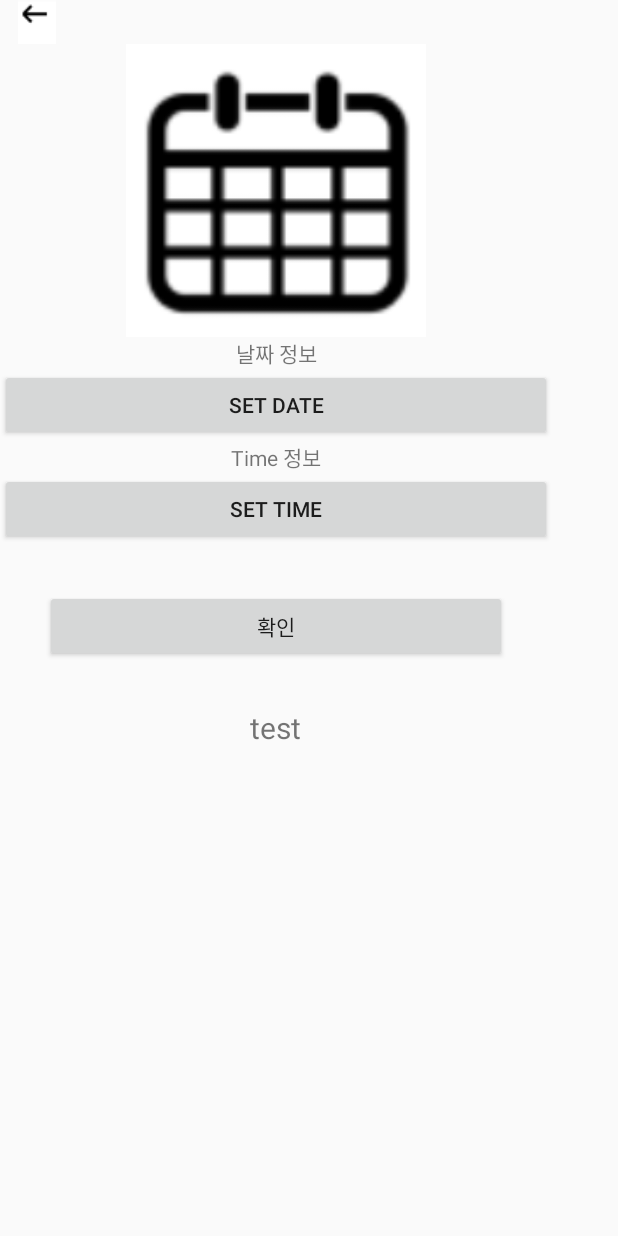
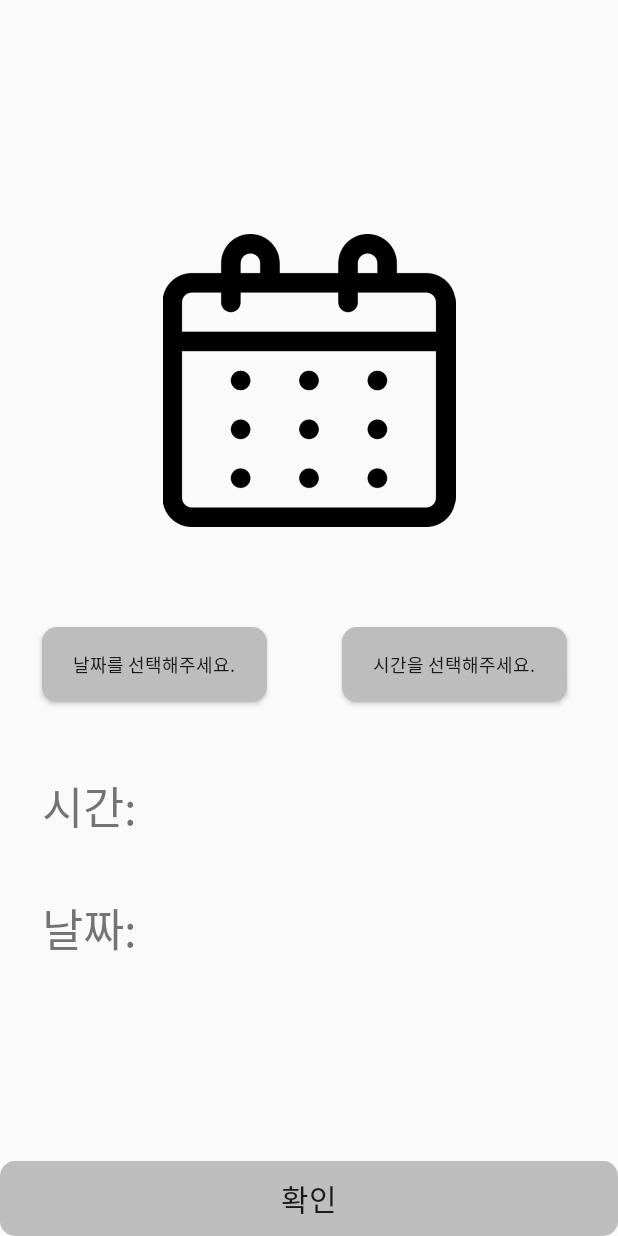
Before and after one commit to JongHoP/Gold_been_time, an Android app: the DayMainActivity screen opened directly, with no data from a screen before it, on a phone screen of 412 x 824 dp. Run offline under Robolectric (Android 15) with nearby library versions, the light colour scheme and no system bars.

Commit message:
날짜,시간 선태 레이아웃 수정

```diff
--- a/TestSplash/app/src/main/java/com/example/testsplash/DayMainActivity.java
+++ b/TestSplash/app/src/main/java/com/example/testsplash/DayMainActivity.java
@@ -60,8 +60,8 @@ public class DayMainActivity extends AppCompatActivity{
                             public void onTimeSet(TimePicker view, int hourOfDay, int minute) {
                                 TextView textView_time = (TextView)findViewById(R.id.textView_time);
 
-                                String time = "Hour: " + String.valueOf(hourOfDay) + "\n"
-                                        + "Minute: " + String.valueOf(minute);
+                                String time =  String.valueOf(hourOfDay) + "시 "
+                                         + String.valueOf(minute) + "분";
                                 Toast.makeText(DayMainActivity.this, time, Toast.LENGTH_LONG).show();
                                 textView_time.setText(time);
                             }
--- a/TestSplash/app/src/main/res/drawable/buttoncustom.xml
+++ b/TestSplash/app/src/main/res/drawable/buttoncustom.xml
@@ -5,7 +5,7 @@
     <solid
         android:color="@color/white_gray_color"/>
     <stroke
-        android:width="1dp"
+
         android:color="@color/black" />
     <size
         android:width="36dp"
--- a/TestSplash/app/src/main/res/layout/dayactivity_main.xml
+++ b/TestSplash/app/src/main/res/layout/dayactivity_main.xml
@@ -1,70 +1,141 @@
 <?xml version="1.0" encoding="utf-8"?>
-
-
-<LinearLayout xmlns:android="http://schemas.android.com/apk/res/android"
+<androidx.constraintlayout.widget.ConstraintLayout xmlns:android="http://schemas.android.com/apk/res/android"
     xmlns:app="http://schemas.android.com/apk/res-auto"
     xmlns:tools="http://schemas.android.com/tools"
 android:id="@+id/layout"
-android:layout_width="368dp"
-android:layout_height="wrap_content"
+android:layout_width="match_parent"
+android:layout_height="match_parent"
 android:orientation="vertical"
 tools:layout_editor_absoluteX="8dp"
 tools:layout_editor_absoluteY="8dp">
 
     <ImageView
-        android:layout_width="49dp"
-        android:layout_height="match_parent"
-        android:gravity="left"
-        android:src="@drawable/back" />
-
-    <ImageView
         android:layout_width="match_parent"
         android:layout_height="195dp"
-        android:src="@drawable/cal2"
-        />
+        android:src="@drawable/calender"
+        app:layout_constraintBottom_toBottomOf="parent"
+        app:layout_constraintHorizontal_bias="0.0"
+        app:layout_constraintLeft_toLeftOf="parent"
+        app:layout_constraintRight_toRightOf="parent"
+        app:layout_constraintTop_toTopOf="parent"
+        app:layout_constraintVertical_bias="0.248" />
+
+    <!--android:onClick="to_pedometer_Layout"-->
+
     <TextView
         android:id="@+id/textView_date"
-        android:layout_width="match_parent"
+        android:layout_width="350dp"
         android:layout_height="wrap_content"
         android:gravity="center"
-        android:text="날짜 정보" />
+        android:text=""
+        android:textColor="@color/black"
+        android:textSize="30sp"
+        android:textStyle="bold"
+        app:layout_constraintBottom_toBottomOf="parent"
+        app:layout_constraintHorizontal_bias="1.0"
+        app:layout_constraintLeft_toLeftOf="parent"
+        app:layout_constraintRight_toRightOf="parent"
+        app:layout_constraintTop_toTopOf="parent"
+        app:layout_constraintVertical_bias="0.661" />
 
     <Button
         android:id="@+id/btn_selectDate"
-        android:layout_width="match_parent"
+        android:layout_width="150dp"
         android:layout_height="wrap_content"
-        android:text="Set Date"/>
+        android:background="@drawable/buttoncustom"
+        android:text="날짜를 선택해주세요."
+        android:textSize="12dp"
+        app:layout_constraintBottom_toBottomOf="parent"
+        app:layout_constraintHorizontal_bias="0.107"
+        app:layout_constraintLeft_toLeftOf="parent"
+        app:layout_constraintRight_toRightOf="parent"
+        app:layout_constraintTop_toTopOf="parent"
+        app:layout_constraintVertical_bias="0.54" />
 
     <TextView
         android:id="@+id/textView_time"
-        android:layout_width="match_parent"
+        android:layout_width="350dp"
         android:layout_height="wrap_content"
         android:gravity="center"
-        android:text="Time 정보" />
+        android:text=""
+        android:textColor="@color/black"
+        android:textSize="30sp"
+        android:textStyle="bold"
+        app:layout_constraintBottom_toBottomOf="parent"
+        app:layout_constraintHorizontal_bias="1.0"
+        app:layout_constraintLeft_toLeftOf="parent"
+        app:layout_constraintRight_toRightOf="parent"
+        app:layout_constraintTop_toTopOf="parent"
+        app:layout_constraintVertical_bias="0.765" />
 
     <Button
-    android:id="@+id/btn_time"
-    android:layout_width="match_parent"
-    android:layout_height="wrap_content"
-    android:text="Set Time"/>
-
+        android:id="@+id/btn_time"
+        android:layout_width="150dp"
+        android:layout_height="wrap_content"
+        android:background="@drawable/buttoncustom"
+        android:text="시간을 선택해주세요."
+        android:textSize="12dp"
+        app:layout_constraintBottom_toBottomOf="parent"
+        app:layout_constraintHorizontal_bias="0.869"
+        app:layout_constraintLeft_toLeftOf="parent"
+        app:layout_constraintRight_toRightOf="parent"
+        app:layout_constraintTop_toTopOf="parent"
+        app:layout_constraintVertical_bias="0.54" />
 
     <Button
         android:id="@+id/btn_confirm2"
         android:layout_width="match_parent"
         android:layout_height="wrap_content"
-        android:layout_margin="30dp"
+        android:background="@drawable/buttoncustom"
+
         android:text="확인"
-        />
-        <!--android:onClick="to_pedometer_Layout"-->
+        android:textSize="20dp"
+        app:layout_constraintBottom_toBottomOf="parent"
+        app:layout_constraintHorizontal_bias="0.0"
+        app:layout_constraintLeft_toLeftOf="parent"
+        app:layout_constraintRight_toRightOf="parent"
+        app:layout_constraintTop_toTopOf="parent"
+        app:layout_constraintVertical_bias="1.0" />
 
     <TextView
+        android:id="@+id/textView2"
+        android:layout_width="wrap_content"
+        android:layout_height="wrap_content"
+        android:text="시간: "
+        android:textSize="30sp"
+        app:layout_constraintBottom_toBottomOf="parent"
+        app:layout_constraintHorizontal_bias="0.082"
+        app:layout_constraintLeft_toLeftOf="parent"
+        app:layout_constraintRight_toRightOf="parent"
+        app:layout_constraintTop_toTopOf="parent"
+        app:layout_constraintVertical_bias="0.661" />
+
+    <TextView
+        android:id="@+id/textView3"
+        android:layout_width="wrap_content"
+        android:layout_height="wrap_content"
+        android:text="날짜: "
+        android:textSize="30sp"
+        app:layout_constraintBottom_toBottomOf="parent"
+        app:layout_constraintHorizontal_bias="0.082"
+        app:layout_constraintLeft_toLeftOf="parent"
+        app:layout_constraintRight_toRightOf="parent"
+        app:layout_constraintTop_toTopOf="parent"
+        app:layout_constraintVertical_bias="0.765" />
+
+    <!--<TextView
         android:id="@+id/selected_walk2"
         android:layout_width="wrap_content"
         android:layout_height="wrap_content"
         android:layout_gravity="center"
+        android:text="test"
         android:textSize="20sp"
-        android:text="test" />
+        app:layout_constraintBottom_toBottomOf="parent"
+        app:layout_constraintHorizontal_bias="0.22"
+        app:layout_constraintLeft_toLeftOf="parent"
+        app:layout_constraintRight_toRightOf="parent"
+        app:layout_constraintTop_toTopOf="parent"
+        app:layout_constraintVertical_bias="0.13" />
+-->
 
-
-</LinearLayout>
+</androidx.constraintlayout.widget.ConstraintLayout>
```
Also changed, not shown: TestSplash/app/src/main/res/drawable/calender.png (added).
